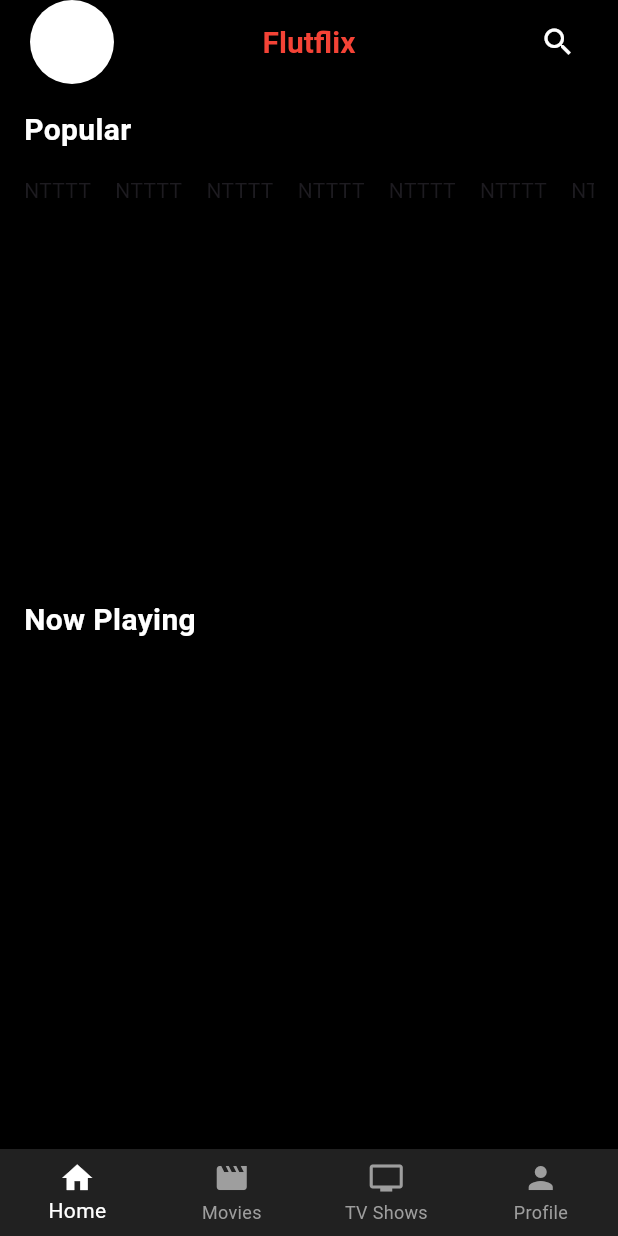
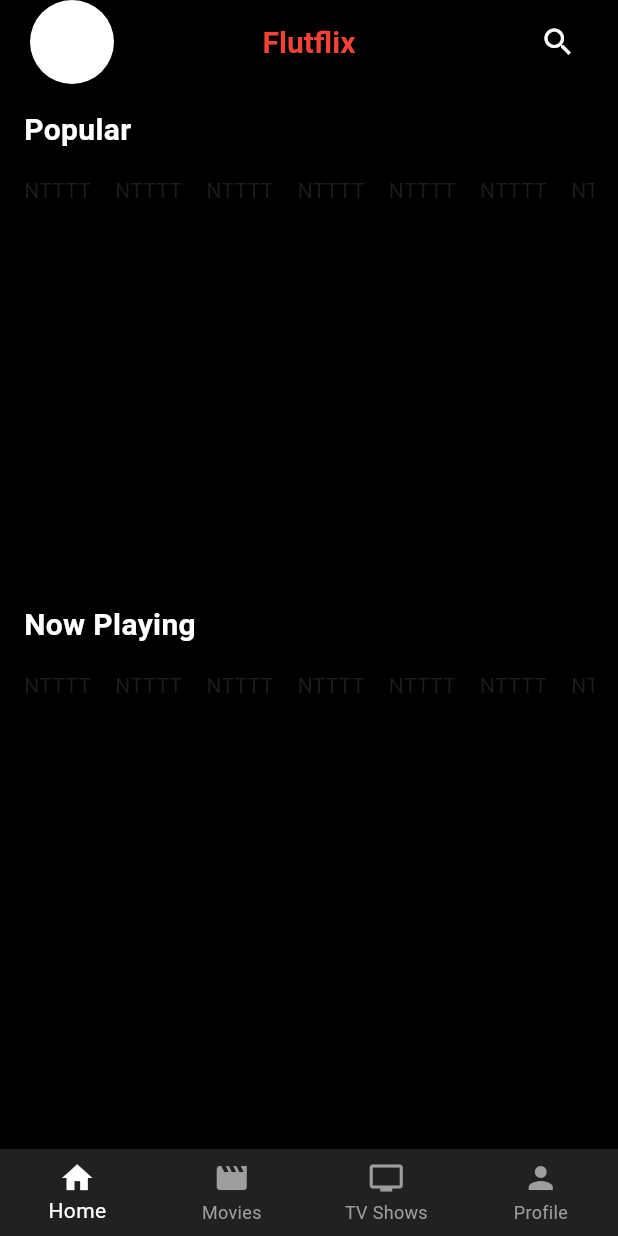
Before and after one commit to ZUHAIRR23/movie_app, a Flutter app: the HomePage screen opened directly, on a phone screen of 412 x 824 dp. Run offline on Flutter 3.47's test engine with Material 3 defaults, Android fonts, the phone set to English and light mode, and no system bars; our stand-ins replace bloc, equatable, flutter_bloc, google_fonts; network calls fail.

Commit message:
project sm2 kelas 11

```diff
--- /dev/null
+++ b/lib/cubit/now_playing_cubit.dart
@@ -0,0 +1,23 @@
+import 'package:bloc/bloc.dart';
+import 'package:equatable/equatable.dart';
+import 'package:movie_app/model/api_return_value.dart';
+import 'package:movie_app/model/now_playing_movie.dart';
+import 'package:movie_app/service/movie_service.dart';
+
+part 'now_playing_state.dart';
+
+class NowPlayingCubit extends Cubit<NowPlayingState> {
+  NowPlayingCubit() : super(NowPlayingInitial());
+
+  Future<void> getNowPlayingMovie() async {
+    ApiReturnValue<List<NowPlayingMovie>> result =
+    await MovieService.getNowPlayingMovie(page: 1);
+
+    print(result);
+    if (result.value != null) {
+      emit(NowPlayingMovieLoaded(result.value!));
+    } else {
+      emit(NowPlayingMovieLoadingFailed(result.message!));
+    }
+  }
+}
--- /dev/null
+++ b/lib/cubit/now_playing_state.dart
@@ -0,0 +1,28 @@
+part of 'now_playing_cubit.dart';
+
+sealed class NowPlayingState extends Equatable {
+  const NowPlayingState();
+}
+
+final class NowPlayingInitial extends NowPlayingState {
+  @override
+  List<Object> get props => [];
+}
+
+final class NowPlayingMovieLoaded extends NowPlayingState {
+  final List<NowPlayingMovie> nowPlayingMovie;
+
+  const NowPlayingMovieLoaded(this.nowPlayingMovie);
+
+  @override
+  List<Object?> get props => [nowPlayingMovie];
+}
+
+final class NowPlayingMovieLoadingFailed extends NowPlayingState {
+  final String message;
+
+  const NowPlayingMovieLoadingFailed(this.message);
+
+  @override
+  List<Object?> get props => [message];
+}
--- /dev/null
+++ b/lib/model/now_playing_movie.dart
@@ -0,0 +1,42 @@
+import 'package:equatable/equatable.dart';
+
+class NowPlayingMovie extends Equatable {
+  final int? id;
+  final String? title;
+  final String? overview;
+  final String? image;
+  final String? release;
+  final double? rating;
+  final List<String>? genre;
+
+  const NowPlayingMovie({
+    this.id,
+    this.title,
+    this.overview,
+    this.image,
+    this.release,
+    this.rating,
+    this.genre,
+  });
+
+  factory NowPlayingMovie.fromJson(Map<String, dynamic> data) => NowPlayingMovie(
+    id: data["id"],
+    title: data["title"],
+    overview: data["overview"],
+    image: data["backdrop_path"],
+    release: data["release_date"],
+    rating: data["vote_average"],
+    genre: List<String>.from(data["genre_ids"].map((x) => x.toString())),
+  );
+
+  @override
+  List<Object?> get props => [
+    id,
+    title,
+    overview,
+    image,
+    release,
+    rating,
+    genre,
+  ];
+}
--- a/lib/service/movie_service.dart
+++ b/lib/service/movie_service.dart
@@ -1,6 +1,7 @@
 import 'dart:convert';
 import 'package:movie_app/model/api_return_value.dart';
 import 'package:http/http.dart' as http;
+import 'package:movie_app/model/now_playing_movie.dart';
 import '../model/popular_movie.dart';
 
 String baseUrl = "https://api.themoviedb.org/3";
@@ -35,4 +36,32 @@ class MovieService {
       );
     }
   }
+
+  static Future<ApiReturnValue<List<NowPlayingMovie>>> getNowPlayingMovie(
+      {int? page, http.Client? client}) async {
+    client ??= http.Client();
+
+    String url = "$baseUrl/movie/now_playing?language=en-US&page=${page ?? 1}";
+
+    var response = await client.get(Uri.parse(url), headers: {
+      "Authorization": "Bearer $token",
+      "Content-Type": "application/json",
+    });
+
+    if (response.statusCode != 200) {
+      return ApiReturnValue(
+        message: "Failed To Fetch The Popular Movie",
+      );
+    } else {
+      var data = jsonDecode(response.body);
+
+      List<NowPlayingMovie> nowPlayingMovie = (data["results"] as Iterable)
+          .map((e) => NowPlayingMovie.fromJson(e))
+          .toList();
+
+      return ApiReturnValue(
+        value: nowPlayingMovie,
+      );
+    }
+  }
 }
--- a/lib/ui/home_page.dart
+++ b/lib/ui/home_page.dart
@@ -1,6 +1,8 @@
 import 'package:flutter/material.dart';
 import 'package:flutter_bloc/flutter_bloc.dart';
+import 'package:movie_app/cubit/now_playing_cubit.dart';
 import 'package:movie_app/cubit/popular_cubit.dart';
+import 'package:movie_app/model/now_playing_movie.dart';
 import 'package:movie_app/model/popular_movie.dart';
 import '../widget/card_movie.dart';
 
@@ -131,7 +133,7 @@ class _HomePageState extends State<HomePage> {
                 },
               ),
             ),
-            const SizedBox(height: 32),
+            const SizedBox(height: 35),
             const Text(
               'Now Playing',
               style: TextStyle(
@@ -141,6 +143,38 @@ class _HomePageState extends State<HomePage> {
               ),
             ),
             const SizedBox(height: 16),
+            SizedBox(
+              height: 250,
+              child: ListView.builder(
+                scrollDirection: Axis.horizontal,
+                itemBuilder: (context, index) {
+                  return Padding(
+                    padding: const EdgeInsets.only(right: 16.0),
+                    child: BlocBuilder<NowPlayingCubit, NowPlayingState>(builder: (_, state) {
+                      if (state is NowPlayingMovieLoaded) {
+                        List<NowPlayingMovie> movie = state.nowPlayingMovie;
+
+                        return SingleChildScrollView(
+                          scrollDirection: Axis.horizontal,
+                          child: Row(
+                            children:
+                            movie
+                                .take(7)
+                                .map((e) => CardMovie(name: e.title!, image: e.image!))
+                                .toList() +
+                                [],
+                          ),
+                        );
+                      } else {
+                        return Container(
+                          child: Text("NTTTT"),
+                        );
+                      }
+                    }),
+                  );
+                },
+              ),
+            ),
           ],
         ),
       ),
```
